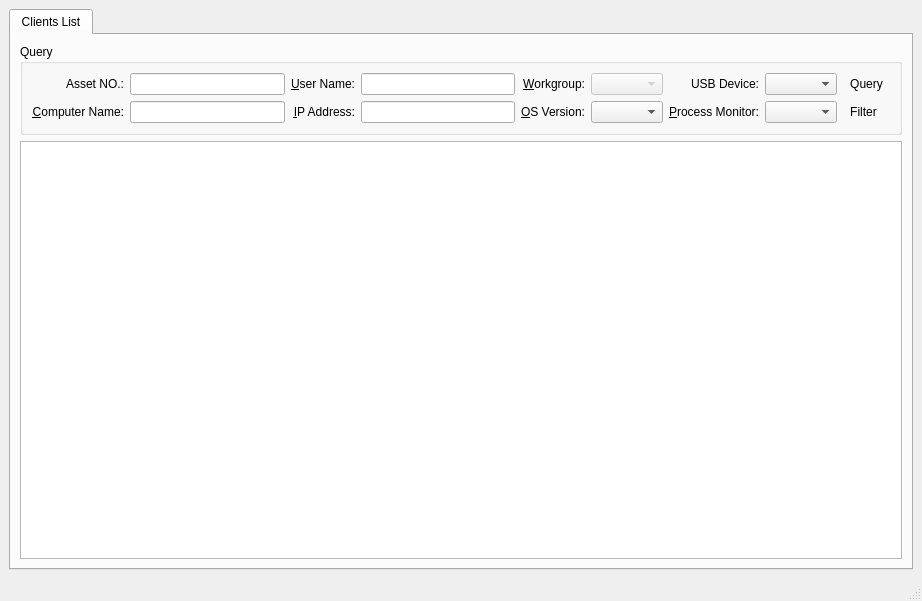
Before: the Qt Designer form src/plugins/controlcenter/controlcenter.ui in ihehui/managementsystem, drawn with Qt 5.
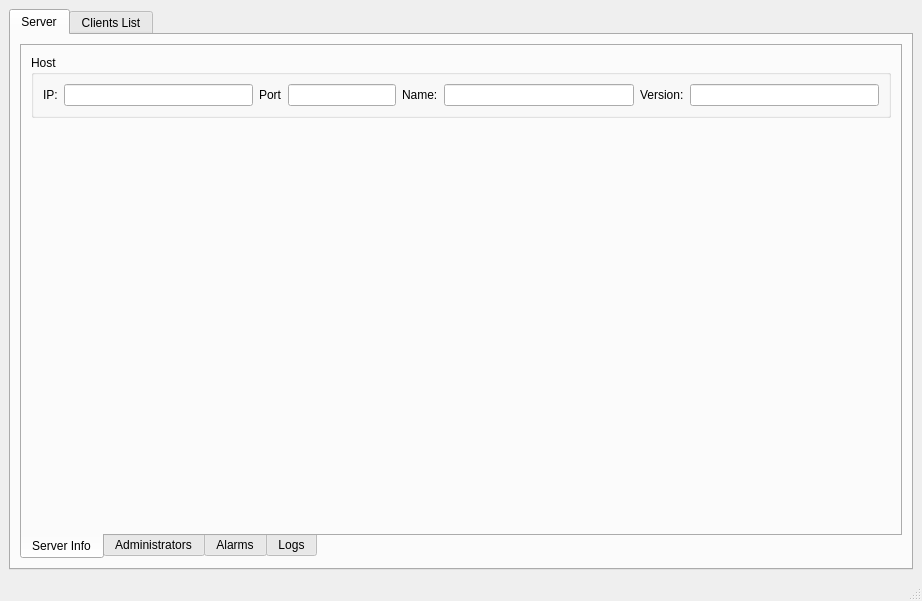
After: the same form once the commit is applied. Icons and pictures are not drawn. Custom widgets are drawn as their Qt base class.

Commit message: Update Server Management Functions

What changed in the file:
```diff
--- a/src/plugins/controlcenter/controlcenter.ui
+++ b/src/plugins/controlcenter/controlcenter.ui
@@ -26,12 +26,131 @@
       <property name="currentIndex">
        <number>0</number>
       </property>
+      <widget class="QWidget" name="tabServer">
+       <attribute name="title">
+        <string>Server</string>
+       </attribute>
+       <layout class="QVBoxLayout" name="verticalLayout_3">
+        <item>
+         <widget class="QTabWidget" name="tabWidgetServerInfo">
+          <property name="tabPosition">
+           <enum>QTabWidget::South</enum>
+          </property>
+          <property name="currentIndex">
+           <number>0</number>
+          </property>
+          <widget class="QWidget" name="tabClientsList">
+           <attribute name="title">
+            <string>Server Info</string>
+           </attribute>
+           <layout class="QVBoxLayout" name="verticalLayout">
+            <item>
+             <widget class="QGroupBox" name="groupBoxServerHost">
+              <property name="title">
+               <string>Host</string>
+              </property>
+              <layout class="QHBoxLayout" name="horizontalLayout">
+               <item>
+                <widget class="QLabel" name="labelServerIP">
+                 <property name="text">
+                  <string>IP:</string>
+                 </property>
+                </widget>
+               </item>
+               <item>
+                <widget class="QLineEdit" name="lineEditServerIP">
+                 <property name="readOnly">
+                  <bool>true</bool>
+                 </property>
+                </widget>
+               </item>
+               <item>
+                <widget class="QLabel" name="labelServerPort">
+                 <property name="text">
+                  <string>Port</string>
+                 </property>
+                </widget>
+               </item>
+               <item>
+                <widget class="QLineEdit" name="lineEditServerPort">
+                 <property name="sizePolicy">
+                  <sizepolicy hsizetype="Preferred" vsizetype="Fixed">
+                   <horstretch>0</horstretch>
+                   <verstretch>0</verstretch>
+                  </sizepolicy>
+                 </property>
+                 <property name="readOnly">
+                  <bool>true</bool>
+                 </property>
+                </widget>
+               </item>
+               <item>
+                <widget class="QLabel" name="labelServerName">
+                 <property name="text">
+                  <string>Name:</string>
+                 </property>
+                </widget>
+               </item>
+               <item>
+                <widget class="QLineEdit" name="lineEditServerName">
+                 <property name="readOnly">
+                  <bool>true</bool>
+                 </property>
+                </widget>
+               </item>
+               <item>
+                <widget class="QLabel" name="labelVersion">
+                 <property name="text">
+                  <string>Version:</string>
+                 </property>
+                </widget>
+               </item>
+               <item>
+                <widget class="QLineEdit" name="lineEditVersion"/>
+               </item>
+              </layout>
+             </widget>
+            </item>
+            <item>
+             <spacer name="verticalSpacer">
+              <property name="orientation">
+               <enum>Qt::Vertical</enum>
+              </property>
+              <property name="sizeHint" stdset="0">
+               <size>
+                <width>20</width>
+                <height>392</height>
+               </size>
+              </property>
+             </spacer>
+            </item>
+           </layout>
+          </widget>
+          <widget class="HEHUI::AdminsManagementWidget" name="tabAdministrators">
+           <attribute name="title">
+            <string>Administrators</string>
+           </attribute>
+          </widget>
+          <widget class="QWidget" name="tabAlarms">
+           <attribute name="title">
+            <string>Alarms</string>
+           </attribute>
+          </widget>
+          <widget class="QWidget" name="tabLogs">
+           <attribute name="title">
+            <string>Logs</string>
+           </attribute>
+          </widget>
+         </widget>
+        </item>
+       </layout>
+      </widget>
       <widget class="QWidget" name="tabClientsList">
        <attribute name="title">
         <string>Clients List</string>
        </attribute>
-       <layout class="QGridLayout" name="gridLayout_2">
-        <item row="0" column="0">
+       <layout class="QVBoxLayout" name="verticalLayout_2">
+        <item>
          <widget class="QGroupBox" name="groupBox">
           <property name="title">
            <string>Query</string>
@@ -55,9 +174,6 @@
            </item>
            <item row="1" column="5">
             <widget class="QComboBox" name="comboBoxWorkgroup">
-             <property name="enabled">
-              <bool>false</bool>
-             </property>
              <property name="sizePolicy">
               <sizepolicy hsizetype="Preferred" vsizetype="Fixed">
                <horstretch>0</horstretch>
@@ -73,6 +189,9 @@
              <property name="whatsThis">
               <string>Department</string>
              </property>
+             <property name="editable">
+              <bool>true</bool>
+             </property>
             </widget>
            </item>
            <item row="1" column="4">
@@ -248,7 +367,7 @@
           </layout>
          </widget>
         </item>
-        <item row="1" column="0">
+        <item>
          <widget class="QTableView" name="tableViewClientList">
           <property name="contextMenuPolicy">
            <enum>Qt::CustomContextMenu</enum>
@@ -377,6 +496,14 @@
    </property>
   </action>
  </widget>
+ <customwidgets>
+  <customwidget>
+   <class>HEHUI::AdminsManagementWidget</class>
+   <extends>QWidget</extends>
+   <header location="global">adminsmanagementwidget.h</header>
+   <container>1</container>
+  </customwidget>
+ </customwidgets>
  <tabstops>
   <tabstop>lineEditAssetNO</tabstop>
   <tabstop>lineEditComputerName</tabstop>
```
Left out of the diff: 11 changed lines with no effect on the pictures. The commit also changes 36 other files.
